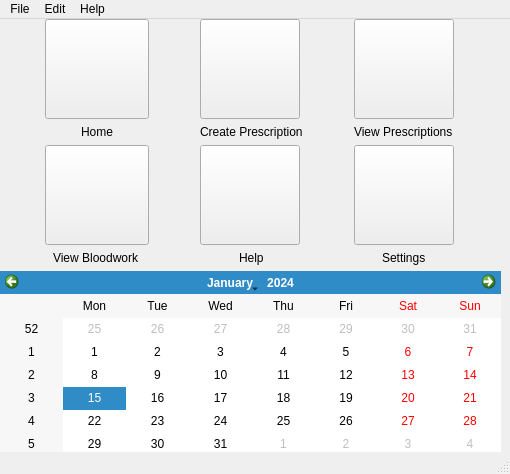
The window that mainwindow.ui (dan-yates1/pharmacy-system) describes before a commit, drawn with Qt 5.
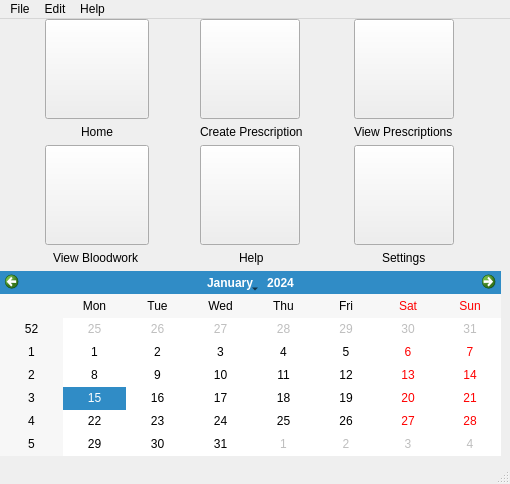
The same window after the commit.

Commit message: Created prescription class

```diff
--- a/mainwindow.ui
+++ b/mainwindow.ui
@@ -7,7 +7,7 @@
     <x>0</x>
     <y>0</y>
     <width>510</width>
-    <height>474</height>
+    <height>484</height>
    </rect>
   </property>
   <property name="windowTitle">
```
Left out of the diff: 2 changed lines with no effect on the pictures. The commit also changes 2 other files.
